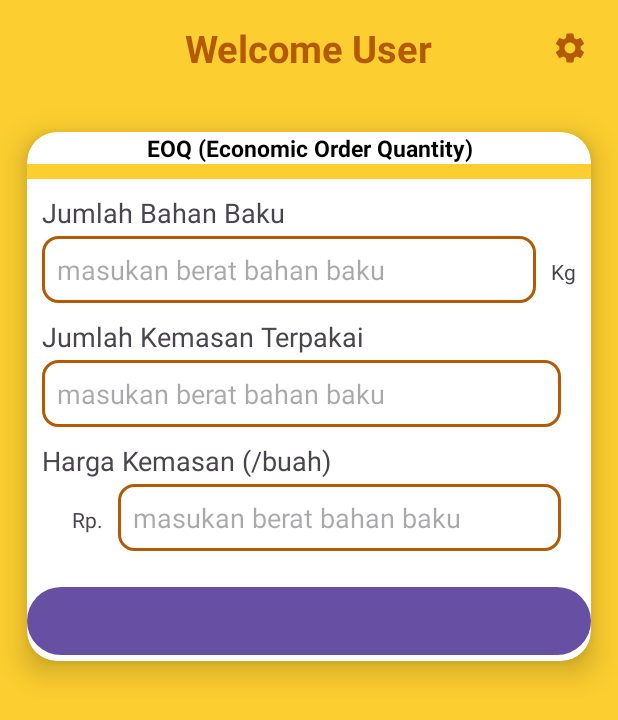
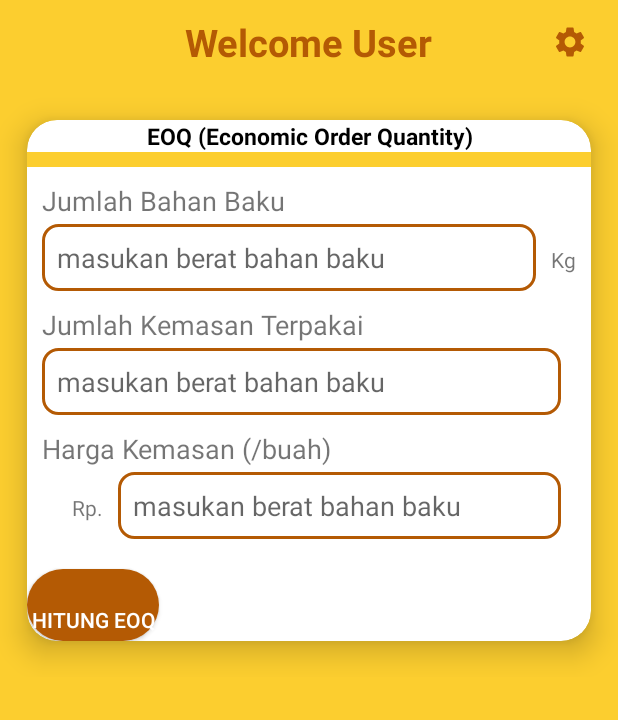
Before and after one commit to ajihermansya/Obugame, an Android app: the screen it shows after launch (HomePageActivity), on a phone screen of 412 x 824 dp. Shown: the top 720 px of the screen. Run offline under Robolectric (Android 15) with nearby library versions, the phone set to English and light mode, and no system bars.

Commit message:
ganti tema

```diff
--- /dev/null
+++ b/app/src/main/res/drawable/shape_rectangel_coklat.xml
@@ -0,0 +1,7 @@
+<?xml version="1.0" encoding="utf-8"?>
+<shape xmlns:android
+    ="http://schemas.android.com/apk/res/android"
+    android:shape="rectangle">
+    <solid android:color="@color/coklat"/>
+    <corners android:radius="30dp"/>
+</shape>
--- a/app/src/main/res/layout/card_calculator.xml
+++ b/app/src/main/res/layout/card_calculator.xml
@@ -147,11 +147,12 @@
                 </LinearLayout>
 
                 <Button
-                    android:layout_width="match_parent"
+                    android:layout_width="wrap_content"
                     android:layout_height="wrap_content"
+                    android:background="@drawable/shape_rectangel_coklat"
+                    android:text="@string/hitung_eoq"
+                    android:textColor="@color/white"
                     android:paddingTop="20dp"/>
-
-
 
 
             </LinearLayout>
--- a/app/src/main/res/values/strings.xml
+++ b/app/src/main/res/values/strings.xml
@@ -9,4 +9,5 @@
     <string name="masukan_berat_bahan_baku">masukan berat bahan baku</string>
     <string name="harga_kemasan_buah">Harga Kemasan (/buah)</string>
     <string name="rupiah">Rp.</string>
+    <string name="hitung_eoq">Hitung EOQ</string>
 </resources>
--- a/app/src/main/res/values/themes.xml
+++ b/app/src/main/res/values/themes.xml
@@ -1,7 +1,19 @@
 <resources xmlns:tools="http://schemas.android.com/tools">
     <!-- Base application theme. -->
-    <style name="Base.Theme.Obugame" parent="Theme.Material3.DayNight.NoActionBar">
-        <!-- Customize your light theme here. -->
+    <style name="Base.Theme.Obugame" parent="Theme.AppCompat.DayNight.DarkActionBar">
+        <!-- Primary brand color. -->
+        <item name="colorPrimary">@color/kuning</item>
+        <item name="colorPrimaryVariant">@color/coklat</item>
+        <item name="colorOnPrimary">@color/white</item>
+
+
+        <!-- Secoundary brand color.. -->
+        <item name="colorSecondary">@color/kuning</item>
+        <item name="colorSecondaryVariant">@color/coklat</item>
+        <item name="colorOnSecondary">@color/black</item>
+
+        <!-- Status Bar color.. -->
+        <item name="android:statusBarColor">?attr/colorPrimaryVariant</item>
         <!-- <item name="colorPrimary">@color/my_light_primary</item> -->
     </style>
 
```
